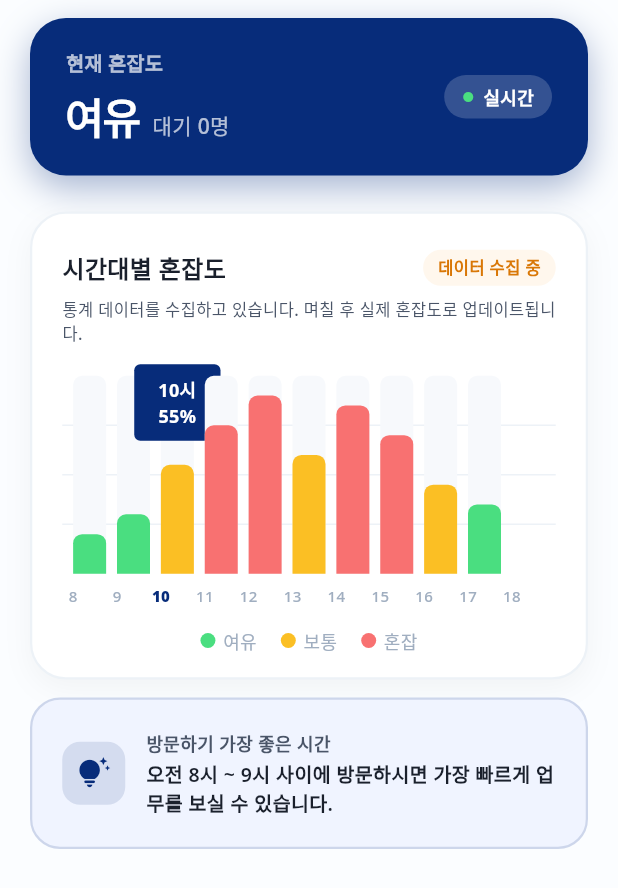
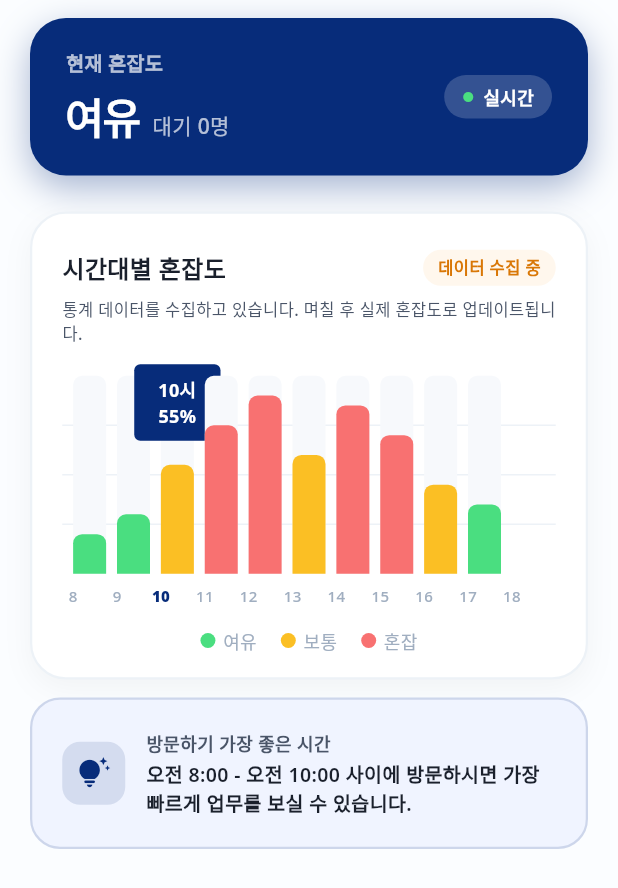
Before and after one commit to kiwikid1543-alt/civil_complaint, a Flutter app: the CsoCongestionTab widget shown alone on an empty page, opened directly with empty values, on a phone screen of 412 x 824 dp. Shown: the top 888 px of the screen. Run offline on Flutter 3.47's test engine with Material 3 defaults, Android fonts, the phone set to English and light mode, and no system bars; our stand-ins replace cloud_firestore, dio, firebase_core, flutter_map, flutter_riverpod, geolocator and 4 more; accounts and stored records are empty; generated files the repository leaves out were written again; network calls fail.

Commit message:
feat: update optimal visit time algorithm to identify 2-hour low-congestion windows with lunch hour penalties

```diff
--- a/lib/views/widgets/cso_congestion_tab.dart
+++ b/lib/views/widgets/cso_congestion_tab.dart
@@ -340,14 +340,35 @@ class _CsoCongestionTabState extends ConsumerState<CsoCongestionTab> {
     );
   }
 
-  /// 방문 최적 시간 추천 카드
+  /// 방문 최적 시간 추천 카드 (2시간 골든 윈도우 분석)
   Widget _buildBestTimeCard(List<HourlyCongestion> hourlyData) {
-    // 운영 시간 내 가장 낮은 혼잡도 시간대 탐색
-    final best = hourlyData.reduce(
-      (a, b) => a.congestionRate < b.congestionRate ? a : b,
-    );
-    final amPm = best.hour < 12 ? '오전' : '오후';
-    final displayHour = best.hour > 12 ? best.hour - 12 : best.hour;
+    if (hourlyData.length < 2) return const SizedBox.shrink();
+
+    // 2시간 연속 구간 중 평균 혼잡도가 가장 낮은 지점 찾기
+    int bestStartIndex = 0;
+    double minAvgRate = 2.0;
+
+    for (int i = 0; i < hourlyData.length - 1; i++) {
+       // 점심시간(12시~13시) 혹은 그 주변은 실무적으로 혼잡하므로 가중치 부여 (값 0.2 페널티)
+      final hour = hourlyData[i].hour;
+      final penalty = (hour >= 11 && hour <= 13) ? 0.25 : 0.0;
+
+      final avgRate = (hourlyData[i].congestionRate + hourlyData[i + 1].congestionRate) / 2 + penalty;
+
+      if (avgRate < minAvgRate) {
+        minAvgRate = avgRate;
+        bestStartIndex = i;
+      }
+    }
+
+    final start = hourlyData[bestStartIndex];
+    final endHour = start.hour + 2;
+
+    String formatHour(int h) {
+      final amPm = h < 12 ? '오전' : '오후';
+      final displayH = h > 12 ? h - 12 : (h == 0 ? 12 : h);
+      return '$amPm $displayH:00';
+    }
 
     return Container(
       margin: const EdgeInsets.symmetric(horizontal: 20),
@@ -388,7 +409,7 @@ class _CsoCongestionTabState extends ConsumerState<CsoCongestionTab> {
                 ),
                 const SizedBox(height: 2),
                 Text(
-                  '$amPm $displayHour시 ~ ${displayHour + 1}시 사이에 방문하시면 가장 빠르게 업무를 보실 수 있습니다.',
+                  '${formatHour(start.hour)} - ${formatHour(endHour)} 사이에 방문하시면 가장 빠르게 업무를 보실 수 있습니다.',
                   style: AppTextStyles.bodySmall.copyWith(
                     color: AppTextStyles.textBlack,
                   ),
```
Also changed, not shown: lib/services/congestion_logger_service.dart (+10 -8 lines).
